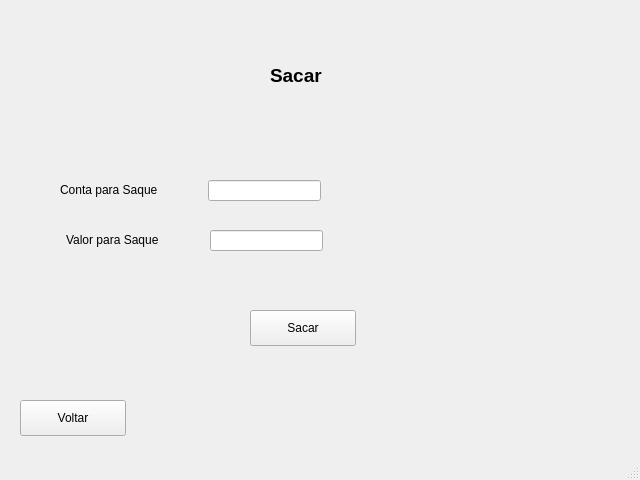
This is Projeto_Conta/sacar.ui in elievelton/Git as Qt 5 draws it before an edit. The edited form follows.
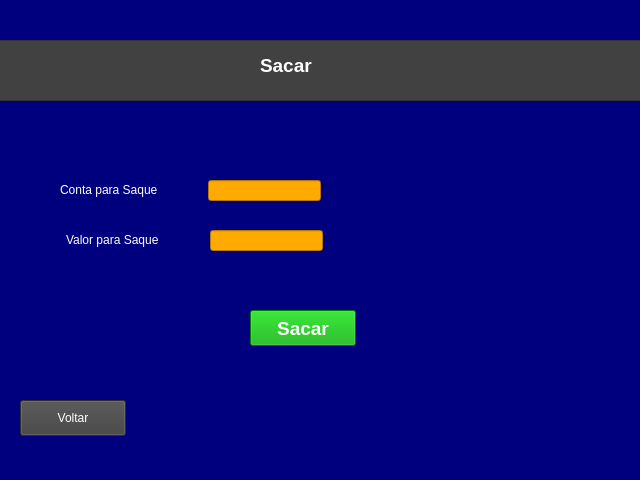
This is the edited form.

Diff of the .ui file:
```diff
--- a/Projeto_Conta/sacar.ui
+++ b/Projeto_Conta/sacar.ui
@@ -13,27 +13,10 @@
   <property name="windowTitle">
    <string>MainWindow</string>
   </property>
+  <property name="styleSheet">
+   <string notr="true">background-color: rgb(0, 0, 127);</string>
+  </property>
   <widget class="QWidget" name="centralwidget">
-   <widget class="QLabel" name="label">
-    <property name="geometry">
-     <rect>
-      <x>270</x>
-      <y>60</y>
-      <width>111</width>
-      <height>31</height>
-     </rect>
-    </property>
-    <property name="font">
-     <font>
-      <pointsize>14</pointsize>
-      <weight>75</weight>
-      <bold>true</bold>
-     </font>
-    </property>
-    <property name="text">
-     <string>Sacar</string>
-    </property>
-   </widget>
    <widget class="QLabel" name="label_2">
     <property name="geometry">
      <rect>
@@ -43,6 +26,9 @@
       <height>20</height>
      </rect>
     </property>
+    <property name="styleSheet">
+     <string notr="true">color: rgb(255, 255, 255);</string>
+    </property>
     <property name="text">
      <string>Conta para Saque</string>
     </property>
@@ -56,6 +42,9 @@
       <height>20</height>
      </rect>
     </property>
+    <property name="styleSheet">
+     <string notr="true">color: rgb(255, 255, 255);</string>
+    </property>
     <property name="text">
      <string>Valor para Saque</string>
     </property>
@@ -69,6 +58,17 @@
       <height>36</height>
      </rect>
     </property>
+    <property name="font">
+     <font>
+      <pointsize>14</pointsize>
+      <weight>75</weight>
+      <bold>true</bold>
+     </font>
+    </property>
+    <property name="styleSheet">
+     <string notr="true">background-color: rgb(0, 170, 0);
+color: rgb(255, 255, 255);</string>
+    </property>
     <property name="text">
      <string>Sacar</string>
     </property>
@@ -82,6 +82,10 @@
       <height>36</height>
      </rect>
     </property>
+    <property name="styleSheet">
+     <string notr="true">background-color: rgb(65, 65, 65);
+color: rgb(255, 255, 255);</string>
+    </property>
     <property name="text">
      <string>Voltar</string>
     </property>
@@ -95,6 +99,9 @@
       <height>21</height>
      </rect>
     </property>
+    <property name="styleSheet">
+     <string notr="true">background-color: rgb(255, 170, 0);</string>
+    </property>
    </widget>
    <widget class="QLineEdit" name="lineEdit_2">
     <property name="geometry">
@@ -105,6 +112,51 @@
       <height>21</height>
      </rect>
     </property>
+    <property name="styleSheet">
+     <string notr="true">background-color: rgb(255, 170, 0);</string>
+    </property>
+   </widget>
+   <widget class="QFrame" name="frame">
+    <property name="geometry">
+     <rect>
+      <x>-10</x>
+      <y>40</y>
+      <width>741</width>
+      <height>61</height>
+     </rect>
+    </property>
+    <property name="styleSheet">
+     <string notr="true">background-color: rgb(65, 65, 65);</string>
+    </property>
+    <property name="frameShape">
+     <enum>QFrame::StyledPanel</enum>
+    </property>
+    <property name="frameShadow">
+     <enum>QFrame::Raised</enum>
+    </property>
+    <widget class="QLabel" name="label">
+     <property name="geometry">
+      <rect>
+       <x>270</x>
+       <y>10</y>
+       <width>121</width>
+       <height>31</height>
+      </rect>
+     </property>
+     <property name="font">
+      <font>
+       <pointsize>14</pointsize>
+       <weight>75</weight>
+       <bold>true</bold>
+      </font>
+     </property>
+     <property name="styleSheet">
+      <string notr="true">color: rgb(255, 255, 255);</string>
+     </property>
+     <property name="text">
+      <string>Sacar</string>
+     </property>
+    </widget>
    </widget>
   </widget>
   <widget class="QStatusBar" name="statusbar"/>
```
